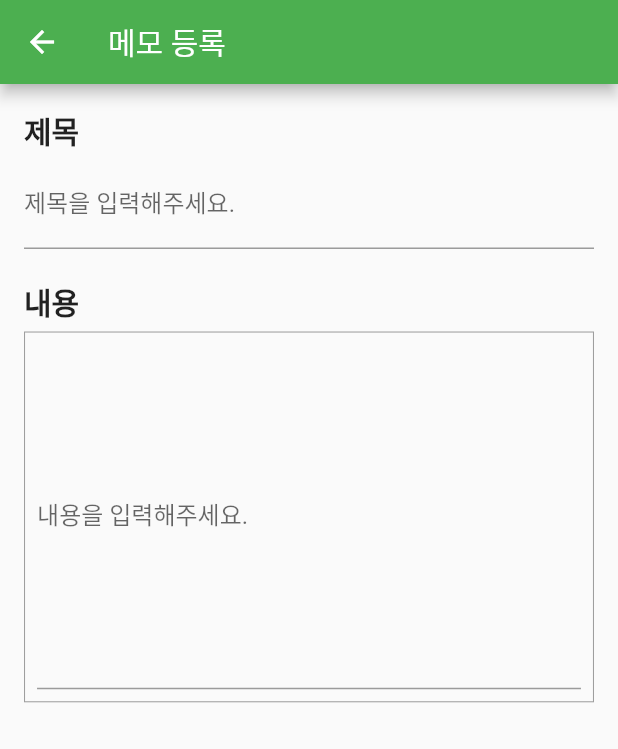
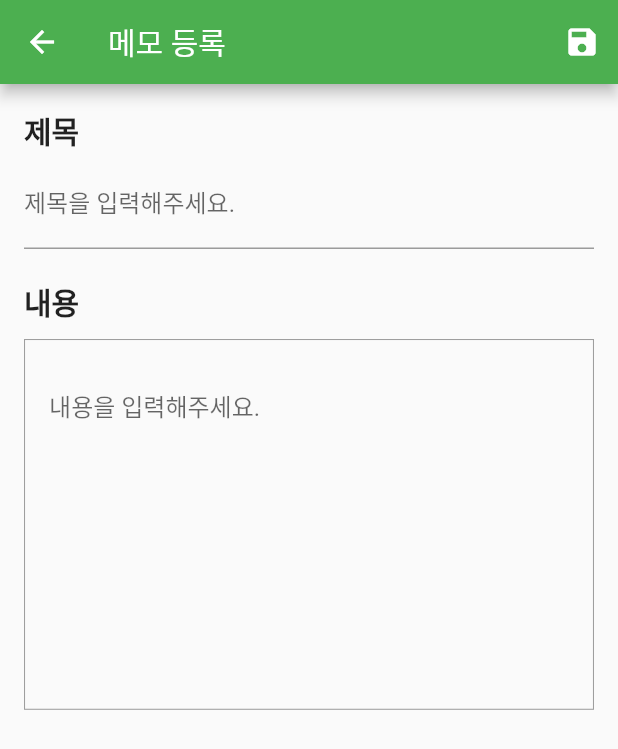
Before and after one commit to k906506/Flutter-Memo, a Flutter app: the AddMemoScreen screen opened by its route, on a phone screen of 412 x 824 dp. Shown: the top 749 px of the screen. Run offline on Flutter 3.47's test engine with Material 2 defaults, Android fonts, the phone set to English and light mode, and no system bars; Roboto replaces fonts that are missing (baemin).

Commit message:
메모 추가 페이지 구현

```diff
--- a/lib/screens/add_memo_screen.dart
+++ b/lib/screens/add_memo_screen.dart
@@ -1,10 +1,31 @@
-import 'package:flutter/cupertino.dart';
 import 'package:flutter/material.dart';
+import '/models/memo.dart';
 
 class AddMemoScreen extends StatelessWidget {
   static const routeName = '/add-memo';
-  final _titleController = TextEditingController();
-  final _commentController = TextEditingController();
+
+  final formKey = GlobalKey<FormState>();
+
+  Memo _addMemo = new Memo(
+    "",
+    "",
+    DateTime.now(),
+  );
+
+  void _saveMemo(BuildContext context) {
+    final isValid = formKey.currentState!.validate();
+    if (isValid) {
+      formKey.currentState!.save();
+      Navigator.of(context).pop();
+    } else {
+      // Scaffold.of(context).showSnackBar(
+      //   SnackBar(
+      //     content: Text("입력 값을 확인해주세요."),
+      //   ),
+      // );
+      return;
+    }
+  }
 
   @override
   Widget build(BuildContext context) {
@@ -12,10 +33,19 @@ class AddMemoScreen extends StatelessWidget {
       resizeToAvoidBottomInset: false,
       appBar: AppBar(
         title: Text("메모 등록"),
+        actions: <Widget>[
+          IconButton(
+            onPressed: () {
+              _saveMemo(context);
+            },
+            icon: Icon(Icons.save),
+          ),
+        ],
       ),
       body: Padding(
         padding: const EdgeInsets.all(16.0),
-        child: SingleChildScrollView(
+        child: Form(
+          key: formKey,
           child: Column(
             crossAxisAlignment: CrossAxisAlignment.start,
             children: <Widget>[
@@ -34,10 +64,18 @@ class AddMemoScreen extends StatelessWidget {
               Container(
                 child: Column(
                   children: <Widget>[
-                    TextField(
+                    TextFormField(
                       decoration: InputDecoration(labelText: "제목을 입력해주세요."),
-                      textInputAction: TextInputAction.done,
-                      controller: _titleController,
+                      textInputAction: TextInputAction.next,
+                      onSaved: (value) {
+                        _addMemo = Memo(value.toString(), _addMemo.comment,
+                            _addMemo.uploadDate);
+                      },
+                      validator: (value) {
+                        if (value.toString().isEmpty) {
+                          return "제목은 필수사항입니다.";
+                        }
+                      },
                     ),
                   ],
                 ),
@@ -55,7 +93,7 @@ class AddMemoScreen extends StatelessWidget {
                 ),
               ),
               SizedBox(
-                height: 5,
+                height: 10,
               ),
               Container(
                 child: Column(
@@ -70,12 +108,23 @@ class AddMemoScreen extends StatelessWidget {
                       ),
                       padding: const EdgeInsets.all(8.0),
                       child: Container(
-                        child: TextField(
-                          decoration: InputDecoration(labelText: "내용을 입력해주세요."),
-                          maxLines: 10,
-                          textInputAction: TextInputAction.next,
+                        padding: const EdgeInsets.all(8),
+                        child: TextFormField(
+                          decoration: InputDecoration(
+                              labelText: "내용을 입력해주세요.",
+                              border: InputBorder.none),
+                          maxLines: null,
+                          textInputAction: TextInputAction.done,
                           keyboardType: TextInputType.multiline,
-                          controller: _commentController,
+                          onSaved: (value) {
+                            _addMemo = Memo(_addMemo.title, value.toString(),
+                                _addMemo.uploadDate);
+                          },
+                          validator: (value) {
+                            if (value.toString().isEmpty) {
+                              return "내용은 필수사항입니다.";
+                            }
+                          },
                         ),
                       ),
                     ),
```
